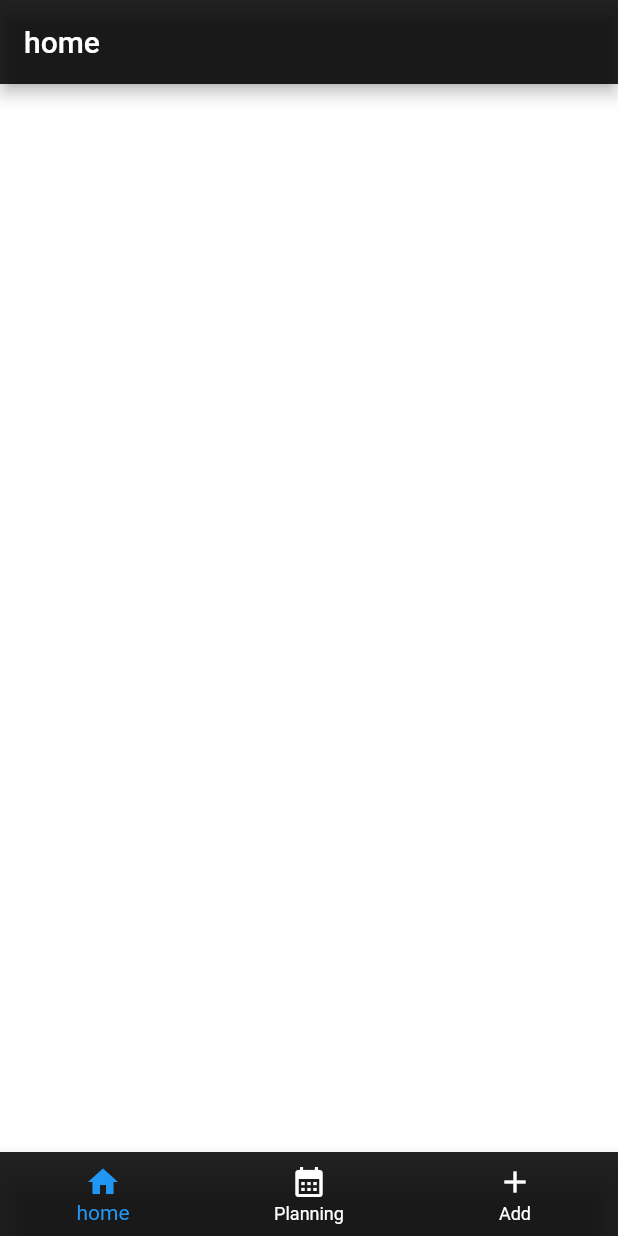
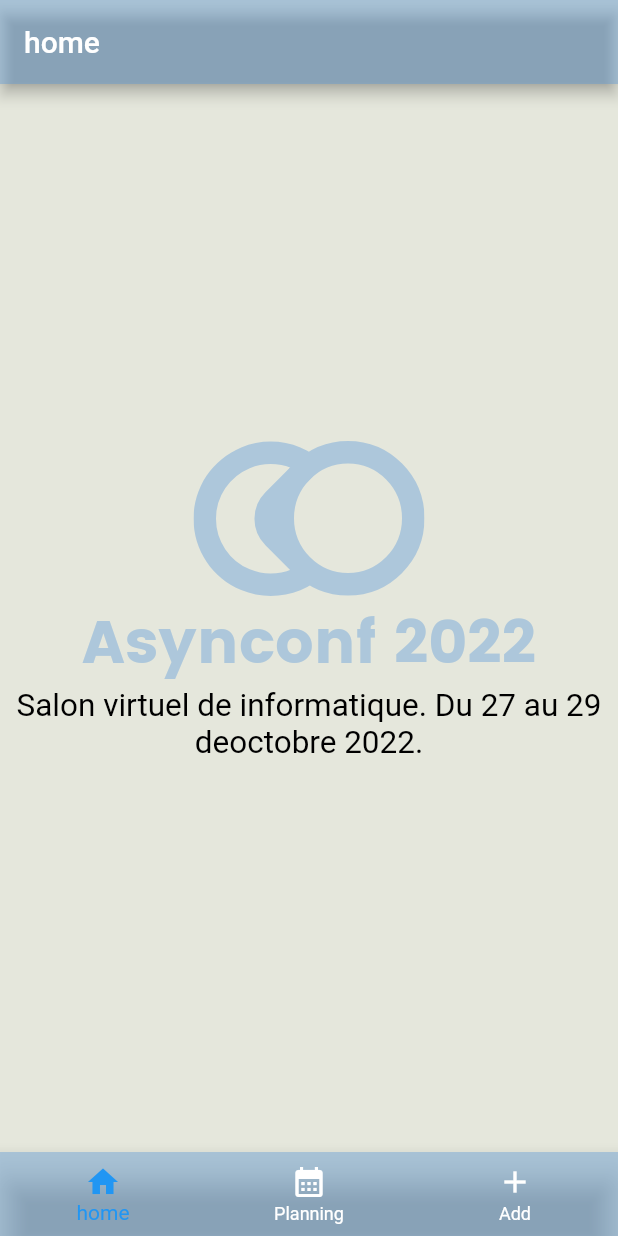
Before and after one commit to Cfcool100/First-App, a Flutter app: the screen it shows after launch, on a phone screen of 412 x 824 dp. Run offline on Flutter 3.47's test engine with Material 2 defaults, Android fonts, the phone set to English and light mode, and no system bars; our stand-ins replace flutter_svg.

Commit message:
color fix

```diff
--- a/lib/main.dart
+++ b/lib/main.dart
@@ -30,10 +30,10 @@ class _MyAppState extends State<MyApp> {
       home: Scaffold(
         appBar: AppBar(
           title: titlePages(),
-          backgroundColor: Colors.black87,
+          backgroundColor: const Color(0x665A98D9),
         ),
         body: pages(),
-        backgroundColor: Colors.white24,
+        backgroundColor: const Color.fromARGB(255, 229, 231, 220),
         bottomNavigationBar: navBar(),
       ),
     );
@@ -44,7 +44,7 @@ class _MyAppState extends State<MyApp> {
         type: BottomNavigationBarType.fixed,
         currentIndex: _currentIndex,
         onTap: (index) => setCurrentIndex(index),
-        backgroundColor: Colors.black87,
+        backgroundColor: const Color(0x665A98D9),
         selectedItemColor: Colors.blue,
         unselectedItemColor: Colors.white,
         items: const [
--- a/lib/pages/home_page.dart
+++ b/lib/pages/home_page.dart
@@ -15,7 +15,7 @@ class HomePage extends StatelessWidget {
             SvgPicture.asset(
               'assets/images/logo.svg',
               // ignore: deprecated_member_use
-              color: Colors.white,
+              color: const Color(0x665A98D9),
             ),
             const Text(
               'Asynconf 2022',
@@ -23,14 +23,14 @@ class HomePage extends StatelessWidget {
                 fontSize: 40,
                 fontFamily: 'Poppins',
                 fontWeight: FontWeight.bold,
-                color: Colors.white
+                color: Color(0x665A98D9)
               ),
             ),
             const Text(
               'Salon virtuel de informatique. Du 27 au 29 deoctobre 2022.',
               style: TextStyle(
                 fontSize: 21,
-                color: Colors.white
+                color: Colors.black
               ),
               textAlign: TextAlign.center,
             ),
```
